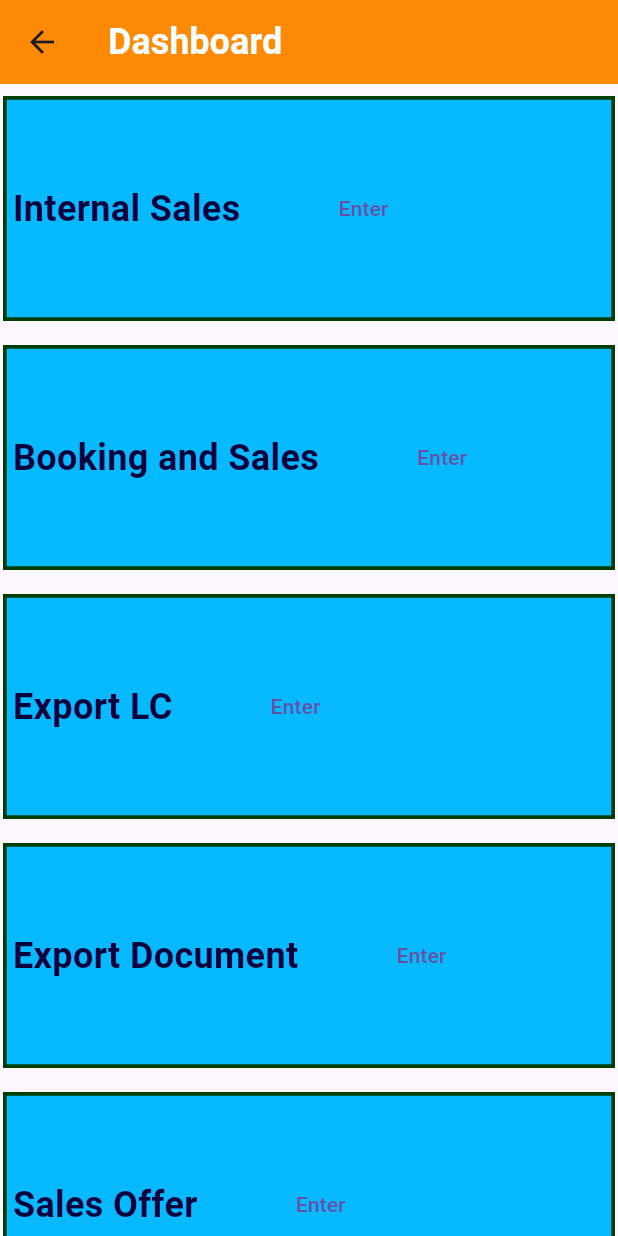
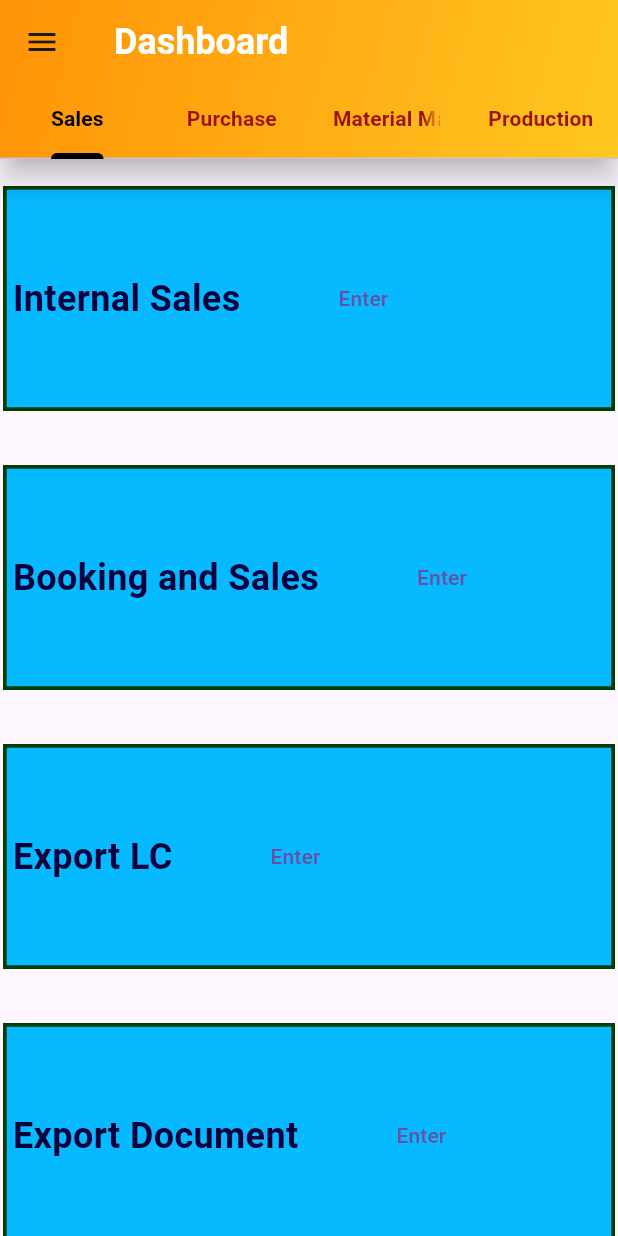
Before and after one commit to minhazmashfi/Niret_ERP, a Flutter app: the PanelPage screen opened directly, on a phone screen of 412 x 824 dp. Run offline on Flutter 3.47's test engine with Material 3 defaults, Android fonts, the phone set to English and light mode, and no system bars; our stand-ins replace google_fonts; Roboto replaces fonts that are missing (Ubuntu).

Commit message:
Dashboard changed to a navigation style

```diff
--- a/lib/dashboard_tiles.dart
+++ b/lib/dashboard_tiles.dart
@@ -8,7 +8,7 @@ class DashboardTiles extends StatelessWidget {
   @override
   Widget build(context) {
     return Padding(
-        padding: const EdgeInsets.symmetric(vertical: 8, horizontal: 2),
+        padding: const EdgeInsets.symmetric(vertical: 18, horizontal: 2),
         child: Container(
           height: 150,
           decoration: BoxDecoration(
--- a/lib/panel_page.dart
+++ b/lib/panel_page.dart
@@ -13,16 +13,43 @@ class PanelPage extends StatefulWidget {
 class _PanelPageState extends State<PanelPage> {
   @override
   Widget build(context) {
-    return Scaffold(
+    return DefaultTabController(
+      length: 4,
+
+      child: Scaffold(
+
         appBar: AppBar(
+          elevation: 8,
+          shadowColor: Colors.black,
+          leading: IconButton(onPressed: (){}, icon:const Icon(Icons.menu)),
+          titleSpacing: 20,
             title: Text(
               'Dashboard ',
               style: GoogleFonts.ubuntu(
                   color: Colors.white, fontSize: 24, fontWeight: FontWeight.bold),
             ),
-          backgroundColor: const Color.fromARGB(255, 255, 138, 5)),
+          flexibleSpace: Container(
+            decoration:const BoxDecoration(gradient: LinearGradient(colors: [ Color.fromARGB(255, 255, 147, 7), Color.fromARGB(255, 255, 199, 32)],
+            begin:Alignment.topLeft,
+            end: Alignment.bottomRight)),
+          ),
 
-    body: Container(
+            bottom:const TabBar(
+              indicatorColor: Colors.black,
+              indicatorWeight: 4,
+              labelStyle: TextStyle(color: Colors.black,fontWeight: FontWeight.bold),
+              unselectedLabelStyle: TextStyle(color: Color.fromARGB(255, 153, 17, 17),fontWeight: FontWeight.bold),
+              tabs: [
+              Tab(text:'Sales'),
+              Tab(text: 'Purchase'),
+              Tab(text: 'Material Management'),
+              Tab(text: 'Production')
+            ]),
+            ),
+
+      body: TabBarView(
+        children: [
+        Container(
         child: ListView(children: [
 
           DashboardTiles('Internal Sales'),
@@ -35,6 +62,14 @@ class _PanelPageState extends State<PanelPage> {
 
         ),
       ),
+      Column(),
+      Column(),
+      Column()
+
+        ],
+      )
+
+      ),
     );
   }
 }
```
Lines whose indentation alone changed are shown as unchanged.
